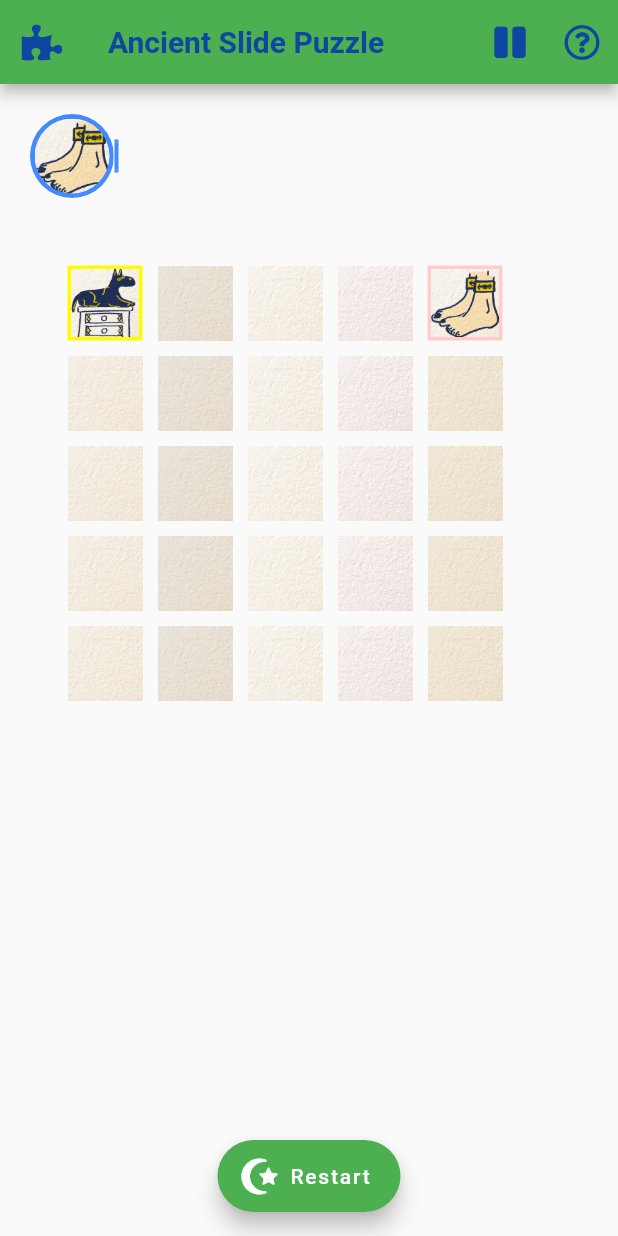
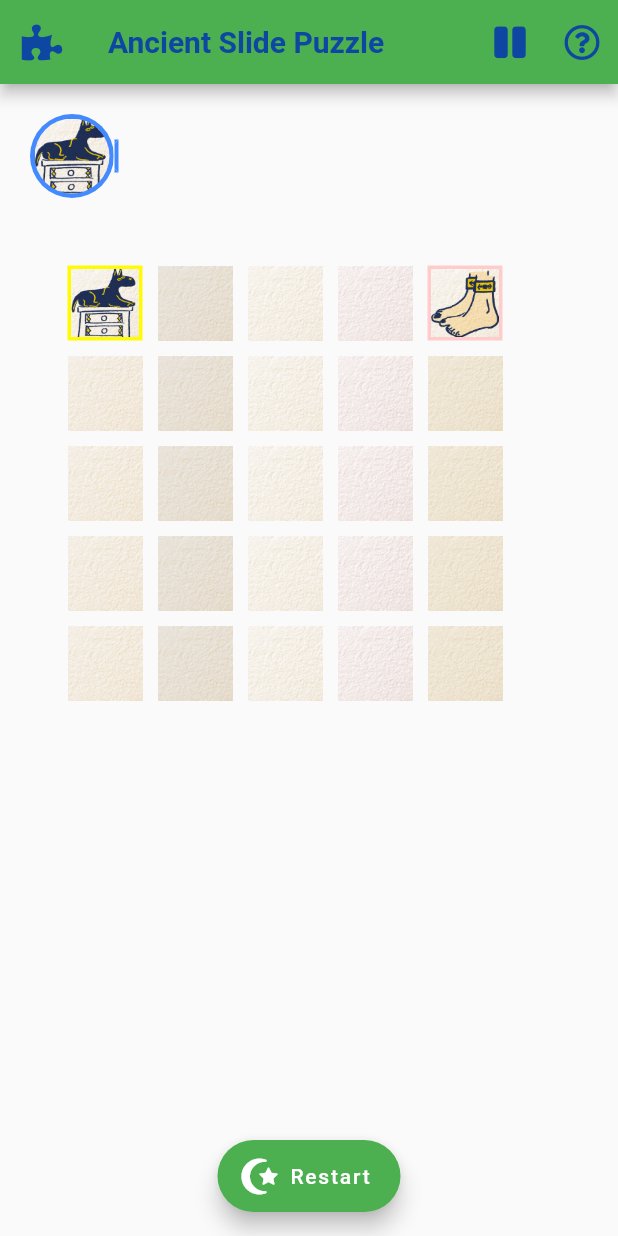
Before and after one commit to DinjerChang/flutter_slide_puzzle, a Flutter app: the screen it shows after launch, after a tap on an icon or button, on a phone screen of 412 x 824 dp. Run offline on Flutter 3.47's test engine with Material 2 defaults, Android fonts, the phone set to English and light mode, and no system bars; our stand-ins replace font_awesome_flutter.

```diff
--- a/lib/controller.dart
+++ b/lib/controller.dart
@@ -22,7 +22,7 @@ class _Player1State extends State<Player1> {
               child: Padding(
                   padding: const EdgeInsets.all(1.0),
                   child: ClipOval(
-                      child: Image.asset('assets/images/feet.png',
+                      child: Image.asset('assets/images/drawer.png',
                           height: 50, width: 50, fit: BoxFit.fill)))),
           Container(
               // margin: const EdgeInsets.all(30.0),
@@ -68,7 +68,7 @@ class _Player2State extends State<Player2> {
                 child: Padding(
                     padding: const EdgeInsets.all(1.0),
                     child: ClipOval(
-                        child: Image.asset('assets/images/slipper.png',
+                        child: Image.asset('assets/images/feet.png',
                             height: 50, width: 50, fit: BoxFit.fill)))),
             Container(
                 // margin: const EdgeInsets.all(30.0),
```
Also changed, not shown: assets/images/shutup.gif (added).
